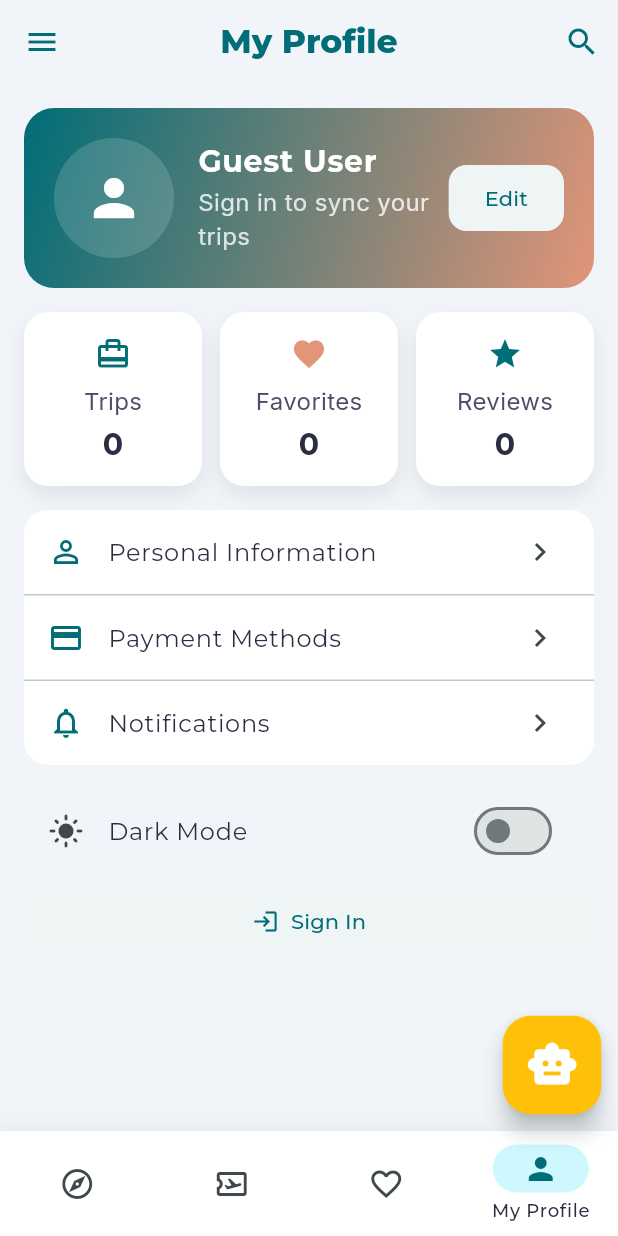
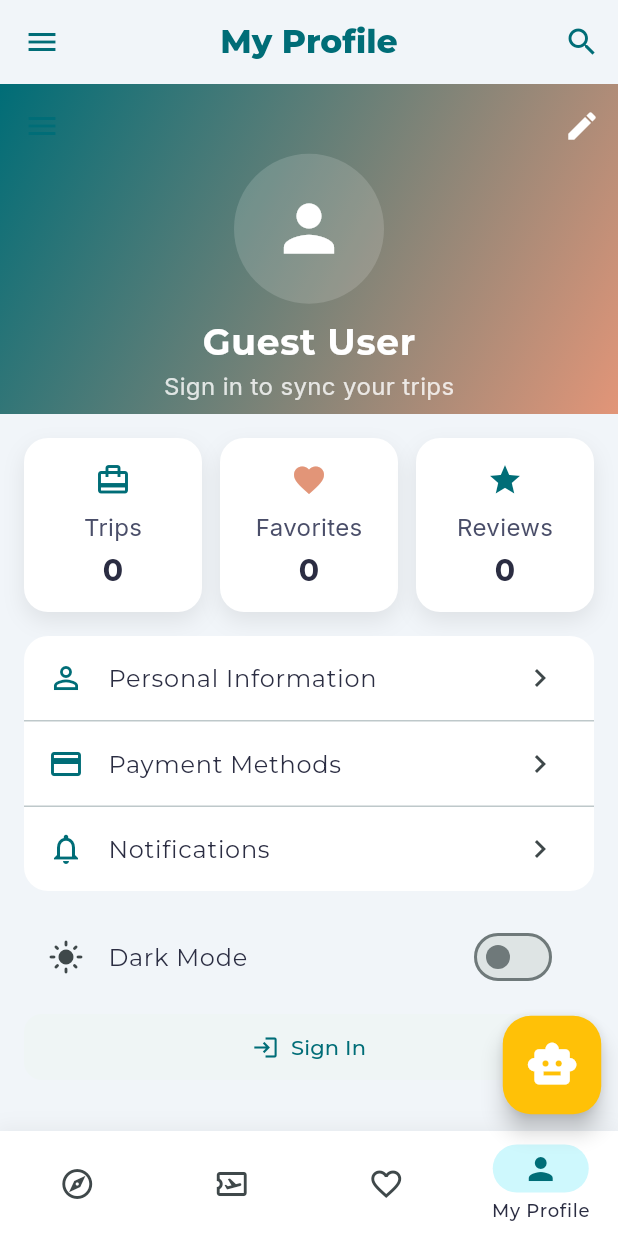
Before and after one commit to tonlecode/Trip-project-flutter-for-assignment, a Flutter app: the screen it shows after launch, item 4 of the bottom bar chosen, on a phone screen of 412 x 824 dp. Run offline on Flutter 3.47's test engine with Material 3 defaults, Android fonts, the phone set to English and light mode, and no system bars; our stand-ins replace flutter_markdown, flutter_staggered_animations, google_fonts, google_generative_ai, google_maps_flutter, image_picker and 2 more.

Commit message:
update UI

```diff
--- a/lib/screens/my_profile_screen.dart
+++ b/lib/screens/my_profile_screen.dart
@@ -10,39 +10,39 @@ class MyProfileScreen extends StatelessWidget {
   @override
   Widget build(BuildContext context) {
     final cs = Theme.of(context).colorScheme;
-    return SingleChildScrollView(
-      padding: const EdgeInsets.all(16),
+    return CustomScrollView(
       physics: const BouncingScrollPhysics(),
-      child: Column(
-        crossAxisAlignment: CrossAxisAlignment.start,
-        children: [
-          Container(
-            padding: const EdgeInsets.all(20),
+      slivers: [
+        SliverAppBar(
+          expandedHeight: 220,
+          pinned: true,
+          stretch: true,
+          backgroundColor: cs.primary,
+          flexibleSpace: FlexibleSpaceBar(
+            background: Container(
               decoration: BoxDecoration(
                 gradient: LinearGradient(
                   colors: [cs.primary, cs.secondary],
                   begin: Alignment.topLeft,
                   end: Alignment.bottomRight,
                 ),
-              borderRadius: BorderRadius.circular(20),
               ),
-            child: Row(
+              child: Column(
+                mainAxisAlignment: MainAxisAlignment.center,
                 children: [
+                  const SizedBox(height: 40), // Status bar padding
                   CircleAvatar(
-                  radius: 40,
+                    radius: 50,
                     backgroundColor: cs.onPrimary.withValues(alpha: 0.15),
-                  child: Icon(Icons.person, size: 40, color: cs.onPrimary),
+                    child: Icon(Icons.person, size: 50, color: cs.onPrimary),
                   ),
-                const SizedBox(width: 16),
-                Expanded(
-                  child: Column(
-                    crossAxisAlignment: CrossAxisAlignment.start,
-                    children: [
+                  const SizedBox(height: 10),
                   Text(
                     'Guest User',
                     style: Theme.of(context).textTheme.titleLarge?.copyWith(
                       color: Colors.white,
                       fontWeight: FontWeight.bold,
+                      fontSize: 24,
                     ),
                   ),
                   const SizedBox(height: 4),
@@ -55,11 +55,19 @@ class MyProfileScreen extends StatelessWidget {
                 ],
               ),
             ),
-                ElevatedButton(onPressed: () {}, child: const Text('Edit')),
+          ),
+          actions: [
+            IconButton(
+              icon: const Icon(Icons.edit, color: Colors.white),
+              onPressed: () {},
+            ),
           ],
         ),
-          ),
-          const SizedBox(height: 16),
+        SliverToBoxAdapter(
+          child: Padding(
+            padding: const EdgeInsets.all(16),
+            child: Column(
+              children: [
                 Row(
                   children: [
                     Expanded(
@@ -85,7 +93,10 @@ class MyProfileScreen extends StatelessWidget {
                               style: Theme.of(context).textTheme.bodyMedium,
                             ),
                             const SizedBox(height: 4),
-                      Text('0', style: Theme.of(context).textTheme.titleLarge),
+                            Text(
+                              '0',
+                              style: Theme.of(context).textTheme.titleLarge,
+                            ),
                           ],
                         ),
                       ),
@@ -114,7 +125,10 @@ class MyProfileScreen extends StatelessWidget {
                               style: Theme.of(context).textTheme.bodyMedium,
                             ),
                             const SizedBox(height: 4),
-                      Text('0', style: Theme.of(context).textTheme.titleLarge),
+                            Text(
+                              '0',
+                              style: Theme.of(context).textTheme.titleLarge,
+                            ),
                           ],
                         ),
                       ),
@@ -143,7 +157,10 @@ class MyProfileScreen extends StatelessWidget {
                               style: Theme.of(context).textTheme.bodyMedium,
                             ),
                             const SizedBox(height: 4),
-                      Text('0', style: Theme.of(context).textTheme.titleLarge),
+                            Text(
+                              '0',
+                              style: Theme.of(context).textTheme.titleLarge,
+                            ),
                           ],
                         ),
                       ),
@@ -173,7 +190,10 @@ class MyProfileScreen extends StatelessWidget {
                       ),
                       const Divider(height: 1),
                       ListTile(
-                  leading: Icon(Icons.notifications_none, color: cs.primary),
+                        leading: Icon(
+                          Icons.notifications_none,
+                          color: cs.primary,
+                        ),
                         title: const Text('Notifications'),
                         trailing: const Icon(Icons.chevron_right),
                         onTap: () {},
@@ -187,7 +207,9 @@ class MyProfileScreen extends StatelessWidget {
                     return SwitchListTile(
                       title: const Text('Dark Mode'),
                       secondary: Icon(
-                  themeProvider.isDarkMode ? Icons.dark_mode : Icons.light_mode,
+                        themeProvider.isDarkMode
+                            ? Icons.dark_mode
+                            : Icons.light_mode,
                         color: Theme.of(context).colorScheme.onSurfaceVariant,
                       ),
                       value: themeProvider.isDarkMode,
@@ -208,6 +230,9 @@ class MyProfileScreen extends StatelessWidget {
                 ),
               ],
             ),
+          ),
+        ),
+      ],
     );
   }
 }
```
Also changed, not shown: lib/screens/details_screen.dart (+13 -2 lines), lib/screens/home_screen.dart (+13 -4 lines), lib/widgets/popular_trip_card.dart (+10 -6 lines). Lines whose indentation alone changed are shown as unchanged.
